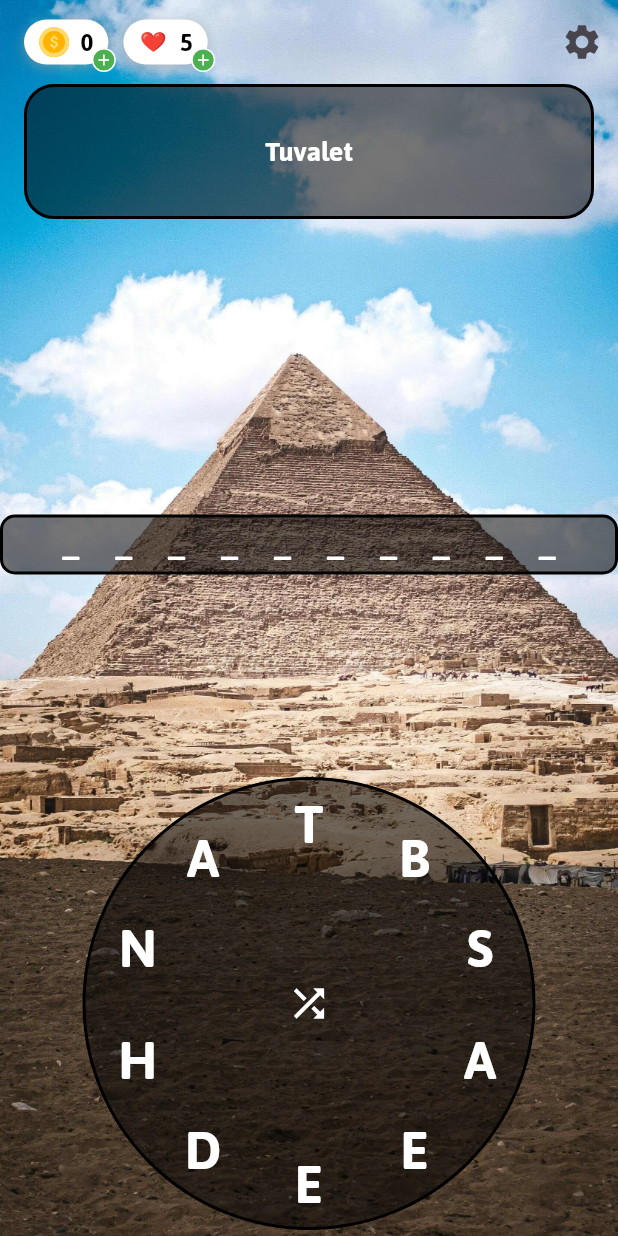
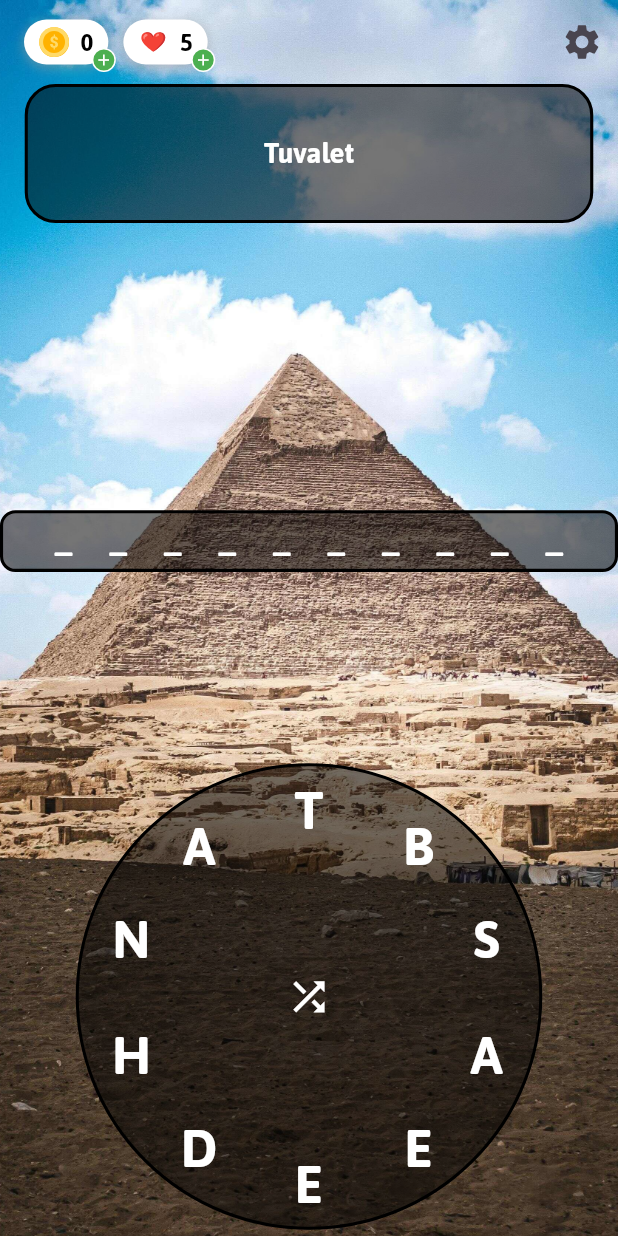
Before and after one commit to islamkirenli/Piramit-Bulmaca, a Flutter app: the DailyPuzzleGame screen opened directly, on a phone screen of 412 x 824 dp. Run offline on Flutter 3.47's test engine with Material 3 defaults, Android fonts, the phone set to English and light mode, and no system bars; our stand-ins replace audioplayers, auto_size_text, google_mobile_ads, in_app_purchase, lottie, shared_preferences and 1 more; missing offline and left inert: app_tracking_transparency; accounts and stored records are empty; network calls fail; project files that could hold a hidden picture were left out.

Commit message:
Daily puzzle game screen widget sizes fixed.

```diff
--- a/lib/daily_puzzle_game.dart
+++ b/lib/daily_puzzle_game.dart
@@ -186,6 +186,13 @@ class _DailyPuzzleGameState extends State<DailyPuzzleGame>
       );
     }
 
+    final double screenWidth = MediaQuery.of(context).size.width;
+    final double scaleFactor = (screenWidth / 400).clamp(0.5, 1.5);
+
+    final screenSize = MediaQuery.of(context).size;
+    final double calculatedSize = screenSize.width * 0.75;
+    final double polygonSize = min(calculatedSize, 400.0);
+
     if (puzzleIndex >= dailyPuzzleData.length) {
       return Scaffold(
         body: Center(
@@ -263,30 +270,28 @@ class _DailyPuzzleGameState extends State<DailyPuzzleGame>
               children: [
                 // İpucu alanı
                 Container(
-                  height: 90,
-                  margin: EdgeInsets.symmetric(horizontal: 16.0),
+                  height: 90 * scaleFactor,
+                  margin: EdgeInsets.symmetric(horizontal: 16.0 * scaleFactor),
                   decoration: BoxDecoration(
-                    borderRadius: BorderRadius.circular(20),
+                    borderRadius: BorderRadius.circular(20 * scaleFactor),
                     color: Colors.black54,
-                    border: Border.all(color: Colors.black, width: 2.0),
+                    border: Border.all(color: Colors.black, width: 2.0 * scaleFactor),
                   ),
-                  padding: const EdgeInsets.all(16.0),
+                  padding: EdgeInsets.all(16.0 * scaleFactor),
                   alignment: Alignment.center,
                   child: SingleChildScrollView(
                     child: Text(
                       currentHint,
                       style: GlobalProperties.globalTextStyle(
                         color: Colors.white,
-                        fontSize: 18,
+                        fontSize: 18 * scaleFactor,
                         fontWeight: FontWeight.bold,
                       ),
                       textAlign: TextAlign.center,
                     ),
                   ),
                 ),
-
-                SizedBox(height: 100),
-
+                SizedBox(height: 100 * scaleFactor),
                 Expanded(
                   child: LayoutBuilder(
                     builder: (context, constraints) {
@@ -307,15 +312,15 @@ class _DailyPuzzleGameState extends State<DailyPuzzleGame>
                                   : calculatedWidth;
 
                               return Container(
-                                width: containerWidth,
-                                height: 40,
-                                margin: EdgeInsets.only(bottom: 4),
+                                width: containerWidth * scaleFactor,
+                                height: 40 * scaleFactor,
+                                margin: EdgeInsets.only(bottom: 4 * scaleFactor),
                                 decoration: BoxDecoration(
                                   color: Colors.black54,
-                                  borderRadius: BorderRadius.circular(10),
+                                  borderRadius: BorderRadius.circular(10 * scaleFactor),
                                   border: Border.all(
                                     color: Colors.black,
-                                    width: 2.0,
+                                    width: 2.0 * scaleFactor,
                                   ),
                                 ),
                                 alignment: Alignment.center,
@@ -335,10 +340,10 @@ class _DailyPuzzleGameState extends State<DailyPuzzleGame>
                                                 Text(
                                                   ' ${word[charIndex]} ',
                                                   style: GlobalProperties.globalTextStyle(
-                                                    fontSize: 20,
+                                                    fontSize: 20 * scaleFactor,
                                                     color: Colors.white,
                                                     fontWeight: FontWeight.bold,
-                                                    letterSpacing: 5,
+                                                    letterSpacing: 5 * scaleFactor,
                                                   ),
                                                 ),
                                               ],
@@ -347,10 +352,10 @@ class _DailyPuzzleGameState extends State<DailyPuzzleGame>
                                               ' _ ',
                                               key: ValueKey('hidden-$index-$charIndex'),
                                               style: GlobalProperties.globalTextStyle(
-                                                fontSize: 20,
+                                                fontSize: 20 * scaleFactor,
                                                 color: Colors.white,
                                                 fontWeight: FontWeight.bold,
-                                                letterSpacing: 5,
+                                                letterSpacing: 5 * scaleFactor,
                                               ),
                                             ),
                                     );
@@ -372,27 +377,27 @@ class _DailyPuzzleGameState extends State<DailyPuzzleGame>
                       transform: isShaking
                           ? Matrix4.translationValues(shakeOffset, 0, 0)
                           : Matrix4.identity(),
-                      height: 30,
-                      margin: EdgeInsets.symmetric(horizontal: 16.0),
+                      height: 30 * scaleFactor,
+                      margin: EdgeInsets.symmetric(horizontal: 16.0 * scaleFactor),
                       alignment: Alignment.center,
                       child: AnimatedOpacity(
                         duration: Duration(milliseconds: 300),
                         opacity: showSelectedLetters ? 1.0 : 0.0,
                         child: Container(
-                          width: 15.0 *
+                          width: 15.0 * scaleFactor *
                               (selectedLetters.length.clamp(1, 9999)
                                   as num), // min 1 harf
-                          height: 20,
+                          height: 20 * scaleFactor,
                           decoration: BoxDecoration(
                             color: Colors.black87,
-                            borderRadius: BorderRadius.circular(10),
+                            borderRadius: BorderRadius.circular(10 * scaleFactor),
                           ),
                           alignment: Alignment.center,
                           child: Text(
                             selectedLetters.join(''),
                             style: GlobalProperties.globalTextStyle(
                               color: Colors.white,
-                              fontSize: 15,
+                              fontSize: 15 * scaleFactor,
                             ),
                           ),
                         ),
@@ -401,14 +406,14 @@ class _DailyPuzzleGameState extends State<DailyPuzzleGame>
                   ],
                 ),
 
-                SizedBox(height: 5),
+                SizedBox(height: 5 * scaleFactor),
 
                 Padding(
-                  padding: const EdgeInsets.symmetric(horizontal: 16.0),
+                  padding: EdgeInsets.symmetric(horizontal: 16.0 * scaleFactor),
                   child: GestureDetector(
                       onPanUpdate: (details) {
                         final localPosition = details.localPosition;
-                        onLetterDrag(localPosition);
+                        onLetterDrag(localPosition, polygonSize);
                       },
                       onPanEnd: (_) => onDragEnd(),
                       child: Stack(
@@ -418,7 +423,7 @@ class _DailyPuzzleGameState extends State<DailyPuzzleGame>
                           CirclePainterWidget(
                             key: _polygonKey,
                             initialSides: shuffledLetters.length.toDouble(),
-                            size: 300,
+                            size: polygonSize,
                             color: Colors.black54,
                             letters: shuffledLetters,
                             selectedIndexes: visitedIndexes,
@@ -429,13 +434,13 @@ class _DailyPuzzleGameState extends State<DailyPuzzleGame>
                           // Doğru cevap görseli
                           if (showCorrectAnswerImage && currentCorrectGuessImage != null)
                             Positioned(
-                              top: -60,
+                              top: -60 * scaleFactor,
                               child: FadeTransition(
                                 opacity: _correctGuessOpacity,
                                 child: Image.asset(
                                   currentCorrectGuessImage!,
-                                  width: 200,
-                                  height: 200,
+                                  width: 200 * scaleFactor,
+                                  height: 200 * scaleFactor,
                                 ),
                               ),
                             ),
@@ -457,15 +462,15 @@ class _DailyPuzzleGameState extends State<DailyPuzzleGame>
                                 _letterShuffleController.forward(from: 0);
                               },
                               child: Container(
-                                width: 50,
-                                height: 50,
+                                width: 50 * scaleFactor,
+                                height: 50 * scaleFactor,
                                 decoration: BoxDecoration(
                                   shape: BoxShape.circle,
                                 ),
                                 child: Icon(
                                   Icons.shuffle,
                                   color: Colors.white,
-                                  size: 30,
+                                  size: 30 * scaleFactor,
                                 ),
                               ),
                             ),
@@ -475,7 +480,7 @@ class _DailyPuzzleGameState extends State<DailyPuzzleGame>
                     ),
                   ),
 
-                SizedBox(height: 5),
+                SizedBox(height: 5 * scaleFactor),
 
                 // Banner reklam alanı
                 if (_isBannerAdReady)
@@ -521,7 +526,7 @@ class _DailyPuzzleGameState extends State<DailyPuzzleGame>
   }
 
   /// Ekranda sürükleme sırasında harfleri tespit etme
-  void onLetterDrag(Offset position) {
+  void onLetterDrag(Offset position, double polygonSize) {
     // Yanlış seçim bekliyorsak, dokunulduğu anda iptal edelim
     if (_isWrongChoiceWaiting) {
       _wrongChoiceTimer?.cancel();
@@ -534,8 +539,11 @@ class _DailyPuzzleGameState extends State<DailyPuzzleGame>
       });
     }
 
+    final double radius = polygonSize / 2;
+    final Offset center = Offset(polygonSize / 2, polygonSize / 2);
+
     for (int i = 0; i < shuffledLetters.length; i++) {
-      final point = _getLetterPosition(i, 300 / 2, Offset(150, 150));
+      final point = _getLetterPosition(i, radius, center);
       final hitBox = Rect.fromCircle(center: point, radius: 30);
 
       if (hitBox.contains(position)) {
@@ -666,11 +674,11 @@ class _DailyPuzzleGameState extends State<DailyPuzzleGame>
 
   /// Çokgendeki harfin ekrandaki konumunu hesaplar
   Offset _getLetterPosition(int index, double radius, Offset center) {
-    final int sides = shuffledLetters.length;
-    final adjustmentFactor = 0.8;
-    final angle = -pi / 2 + (2 * pi / sides) * index;
-    final dx = center.dx + (radius * adjustmentFactor) * cos(angle);
-    final dy = center.dy + (radius * adjustmentFactor) * sin(angle);
+    // Harflerin çizildiği yerde kullanılan hesaplama: letterRadius = radius - 30
+    final double letterRadius = radius - 30;
+    final double angle = -pi / 2 + (2 * pi / shuffledLetters.length) * index;
+    final double dx = center.dx + letterRadius * cos(angle);
+    final double dy = center.dy + letterRadius * sin(angle);
     return Offset(dx, dy);
   }
 
```
